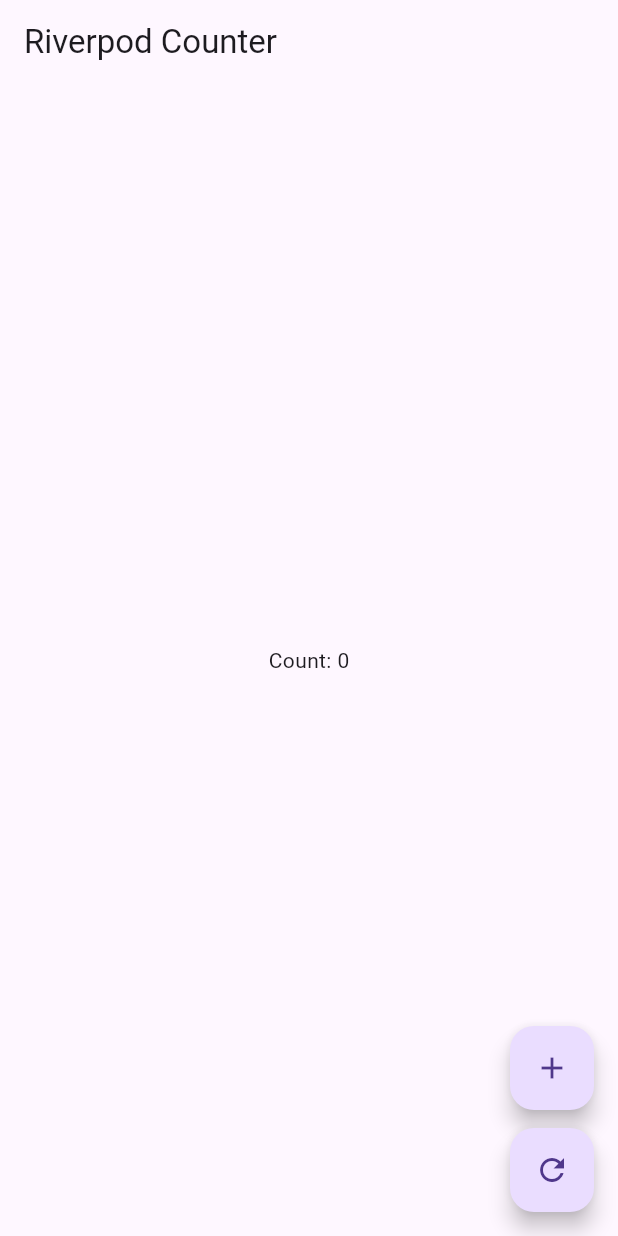
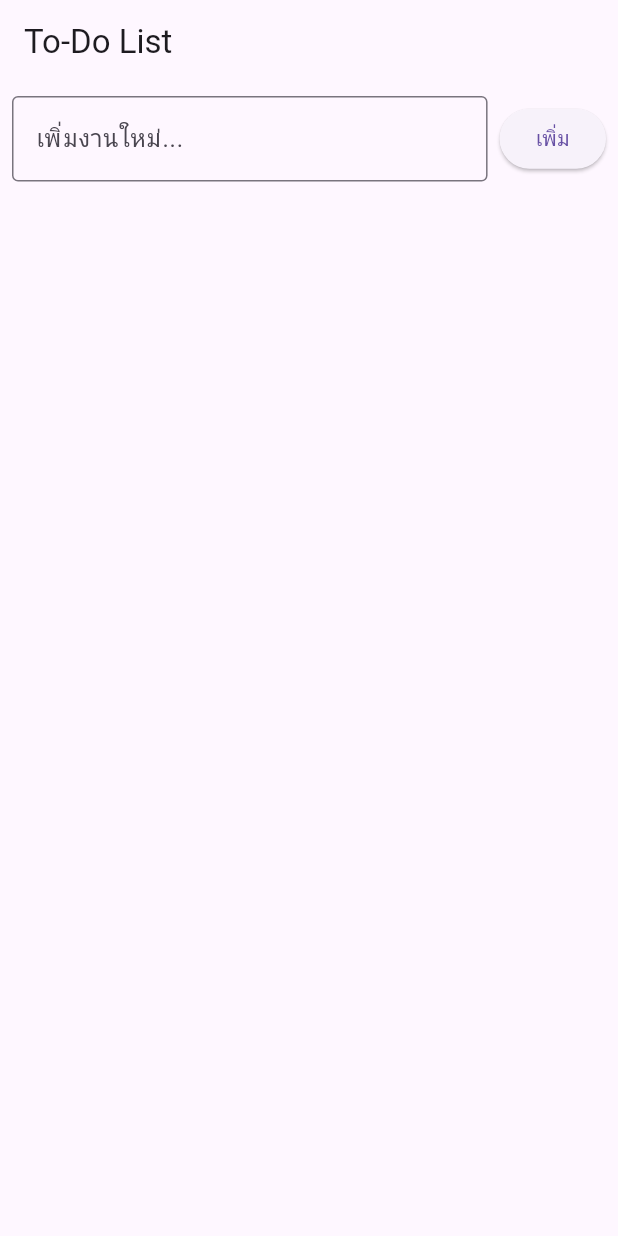
Before and after one commit to SkyDevF/workflow, a Flutter app: the screen it shows after launch, on a phone screen of 412 x 824 dp. Run offline on Flutter 3.47's test engine with Material 3 defaults, Android fonts, the phone set to English and light mode, and no system bars; our stand-ins replace flutter_riverpod.

```diff
--- a/lib/main.dart
+++ b/lib/main.dart
@@ -1,50 +1,19 @@
 import 'package:flutter/material.dart';
 import 'package:flutter_riverpod/flutter_riverpod.dart';
+import 'pages/home_page.dart';
 
-// Logic
-class Counter extends StateNotifier<int> {
-  Counter() : super(0);
-  void increment() => state++;
-  void reset() => state = 0;
+void main() {
+  runApp(const ProviderScope(child: MyApp()));
 }
-
-// Provider
-final counterProvider = StateNotifierProvider<Counter, int>((ref) => Counter());
-
-void main() => runApp(const ProviderScope(child: MyApp()));
 
 class MyApp extends StatelessWidget {
   const MyApp({super.key});
+
   @override
   Widget build(BuildContext context) {
-    return const MaterialApp(home: CounterPage());
-  }
-}
-
-class CounterPage extends ConsumerWidget {
-  const CounterPage({super.key});
-  @override
-  Widget build(BuildContext context, WidgetRef ref) {
-    final count = ref.watch(counterProvider);
-    return Scaffold(
-      appBar: AppBar(title: const Text('Riverpod Counter')),
-      body: Center(child: Text('Count: $count')),
-      floatingActionButton: Column(
-        mainAxisSize: MainAxisSize.min,
-        children: [
-          FloatingActionButton(
-            heroTag: 'inc',
-            onPressed: () => ref.read(counterProvider.notifier).increment(),
-            child: const Icon(Icons.add),
-          ),
-          const SizedBox(height: 12),
-          FloatingActionButton(
-            heroTag: 'reset',
-            onPressed: () => ref.read(counterProvider.notifier).reset(),
-            child: const Icon(Icons.refresh),
-          ),
-        ],
-      ),
+    return MaterialApp(
+      debugShowCheckedModeBanner: false,
+      home: HomePage(),
     );
   }
 }
--- /dev/null
+++ b/lib/pages/home_page.dart
@@ -0,0 +1,76 @@
+import 'package:flutter/material.dart';
+import 'package:flutter_riverpod/flutter_riverpod.dart';
+import '../providers/todo_provider.dart';
+
+class HomePage extends ConsumerWidget {
+  final _controller = TextEditingController();
+
+  HomePage({super.key});
+
+  @override
+  Widget build(BuildContext context, WidgetRef ref) {
+    final todos = ref.watch(todoProvider);
+
+    return Scaffold(
+      appBar: AppBar(title: const Text("To-Do List")),
+      body: Column(
+        children: [
+          Padding(
+            padding: const EdgeInsets.all(8.0),
+            child: Row(
+              children: [
+                Expanded(
+                  child: TextField(
+                    controller: _controller,
+                    decoration: const InputDecoration(
+                      hintText: 'เพิ่มงานใหม่...',
+                      border: OutlineInputBorder(),
+                    ),
+                  ),
+                ),
+                const SizedBox(width: 8),
+                ElevatedButton(
+                  onPressed: () {
+                    if (_controller.text.isNotEmpty) {
+                      ref.read(todoProvider.notifier).add(_controller.text);
+                      _controller.clear();
+                    }
+                  },
+                  child: const Text("เพิ่ม"),
+                ),
+              ],
+            ),
+          ),
+          Expanded(
+            child: ListView.builder(
+              itemCount: todos.length,
+              itemBuilder: (context, index) {
+                final todo = todos[index];
+                return ListTile(
+                  leading: Checkbox(
+                    value: todo.isDone,
+                    onChanged: (_) =>
+                        ref.read(todoProvider.notifier).toggle(todo.id),
+                  ),
+                  title: Text(
+                    todo.title,
+                    style: TextStyle(
+                      decoration: todo.isDone
+                          ? TextDecoration.lineThrough
+                          : null,
+                    ),
+                  ),
+                  trailing: IconButton(
+                    icon: const Icon(Icons.delete),
+                    onPressed: () =>
+                        ref.read(todoProvider.notifier).remove(todo.id),
+                  ),
+                );
+              },
+            ),
+          ),
+        ],
+      ),
+    );
+  }
+}
--- a/pubspec.yaml
+++ b/pubspec.yaml
@@ -24,6 +24,7 @@ dependencies:
   freezed_annotation: ^3.1.0
   english_words: ^4.0.0
   provider: ^6.1.5
+  go_router: ^16.2.0
 
 dev_dependencies:
   flutter_test:
```
Also changed, not shown: lib/models/todo.dart (added, +19 -0 lines), lib/providers/todo_provider.dart (added, +31 -0 lines), pubspec.lock.
